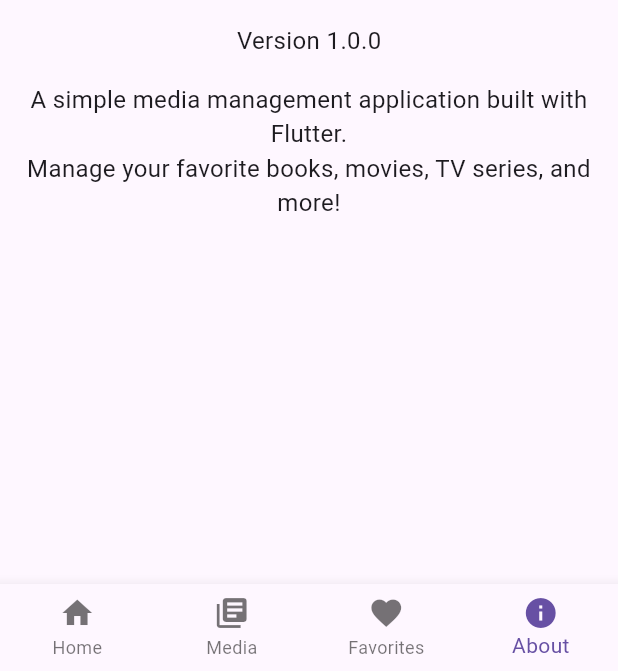
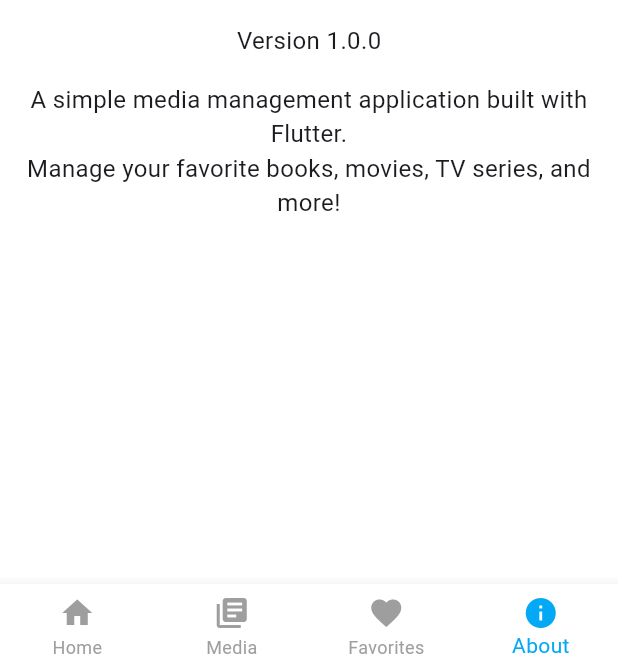
Before and after one commit to TianranMou/AMSE-TP2, a Flutter app: the screen it shows after launch, item 4 of the bottom bar chosen, on a phone screen of 412 x 824 dp, the part 565-1236 px from its top. Run offline on Flutter 3.47's test engine with Material 3 defaults, Android fonts, the phone set to English and light mode, and no system bars; network calls fail.

Commit message:
Final version

```diff
--- a/tp1_app/lib/main.dart
+++ b/tp1_app/lib/main.dart
@@ -18,8 +18,47 @@ class MyApp extends StatelessWidget {
     return MaterialApp(
       title: 'Media Manager',
       theme: ThemeData(
-       primarySwatch: Colors.blue,
-       visualDensity: VisualDensity.adaptivePlatformDensity,
+        brightness: Brightness.light,
+        primaryColor: Colors.black,
+        scaffoldBackgroundColor: Colors.white,
+        appBarTheme: const AppBarTheme(
+          backgroundColor: Colors.black,
+          elevation: 0,
+          titleTextStyle: TextStyle(
+            color: Colors.white,
+            fontSize: 20,
+            fontWeight: FontWeight.w500,
+          ),
+        ),
+        cardTheme: CardTheme(
+          color: Colors.white,
+          elevation: 1,
+          shape: RoundedRectangleBorder(
+            borderRadius: BorderRadius.circular(8),
+            side: const BorderSide(color: Colors.black12, width: 1),
+          ),
+          margin: const EdgeInsets.symmetric(vertical: 4, horizontal: 8),
+        ),
+        tabBarTheme: const TabBarTheme(
+          labelColor: Colors.white,
+          unselectedLabelColor: Colors.grey,
+        ),
+        inputDecorationTheme: InputDecorationTheme(
+          filled: true,
+          fillColor: Colors.grey[100],
+          border: OutlineInputBorder(
+            borderRadius: BorderRadius.circular(8),
+            borderSide: const BorderSide(color: Colors.black26),
+          ),
+          enabledBorder: OutlineInputBorder(
+            borderRadius: BorderRadius.circular(8),
+            borderSide: const BorderSide(color: Colors.black26),
+          ),
+          focusedBorder: OutlineInputBorder(
+            borderRadius: BorderRadius.circular(8),
+            borderSide: const BorderSide(color: Colors.black),
+          ),
+        ),
       ),
       home: const MainScreen(),
     );
@@ -60,18 +99,15 @@ class _MainScreenState extends State<MainScreen> {
     const AboutScreen(),
   ];
 
- void _onItemTapped(int index) {
-   setState(() {
-     _selectedIndex = index;
-   });
- }
-
   @override
   Widget build(BuildContext context) {
     return Scaffold(
       body: _screens[_selectedIndex],
       bottomNavigationBar: BottomNavigationBar(
         type: BottomNavigationBarType.fixed,
+        backgroundColor: Colors.white,
+        selectedItemColor: Colors.lightBlue,
+        unselectedItemColor: Colors.grey,
         items: const <BottomNavigationBarItem>[
           BottomNavigationBarItem(
             icon: Icon(Icons.home),
@@ -91,7 +127,7 @@ class _MainScreenState extends State<MainScreen> {
           ),
         ],
         currentIndex: _selectedIndex,
-       onTap: _onItemTapped,
+        onTap: (index) => setState(() => _selectedIndex = index),
       ),
     );
   }
--- a/tp1_app/lib/screens/favorites_screen.dart
+++ b/tp1_app/lib/screens/favorites_screen.dart
@@ -1,3 +1,4 @@
+// favorites_screen.dart
 import 'package:flutter/material.dart';
 import '../models/media_item.dart';
 
--- a/tp1_app/lib/screens/media_screen.dart
+++ b/tp1_app/lib/screens/media_screen.dart
@@ -1,3 +1,4 @@
+// media_screen.dart
 import 'package:flutter/material.dart';
 import '../models/media_item.dart';
 
@@ -39,14 +40,14 @@ class _MediaScreenState extends State<MediaScreen> {
      title: 'The Legend of Zelda',
      type: 'Game',
      description: 'Action-adventure game series',
-     imageUrl: 'https://fs-prod-cdn.nintendo-europe.com/media/images/10_share_images/games_15/nintendo_switch_4/2x1_NSwitch_TloZTearsOfTheKingdom_Gamepage.jpg',
+     imageUrl: 'https://m.media-amazon.com/images/I/61Cr-6BDTML._AC_SL1024_.jpg',
    ),
    MediaItem(
      id: '4',
      title: 'Final Fantasy X',
      type: 'Game',
      description: 'Role-playing video game developed by Square',
-     imageUrl: 'https://upload.wikimedia.org/wikipedia/en/a/a7/Final_Fantasy_X.jpg',
+     imageUrl: 'https://m.media-amazon.com/images/I/61a4xOk5j2L._AC_SL1000_.jpg',
    ),
    MediaItem(
      id: '5',
@@ -60,7 +61,7 @@ class _MediaScreenState extends State<MediaScreen> {
      title: 'Harry Potter',
      type: 'Book',
      description: 'Fantasy novel series written by J.K. Rowling',
-     imageUrl: 'https://m.media-amazon.com/images/I/71-++HbSa0L._AC_UF1000,1000_QL80_.jpg',
+     imageUrl: 'https://m.media-amazon.com/images/I/713wL8xvf7L._SL1293_.jpg',
    ),
    MediaItem(
      id: '7',
@@ -74,7 +75,7 @@ class _MediaScreenState extends State<MediaScreen> {
      title: 'The Witcher 3',
      type: 'Game',
      description: 'Action role-playing game developed by CD Projekt Red',
-     imageUrl: 'https://image.api.playstation.com/vulcan/img/rnd/202211/0711/Fki2Ul4MQLhHECZAcNwEdN5F.jpg',
+     imageUrl: 'https://m.media-amazon.com/images/I/71zHGjrLnzL._AC_SL1500_.jpg',
    ),
    MediaItem(
      id: '9',
```
Lines whose indentation alone changed are shown as unchanged.
